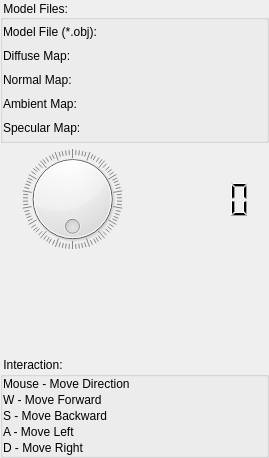
Qt form Interaction/menu.ui (mt0982/QOGL3DModelViewer) before a commit.
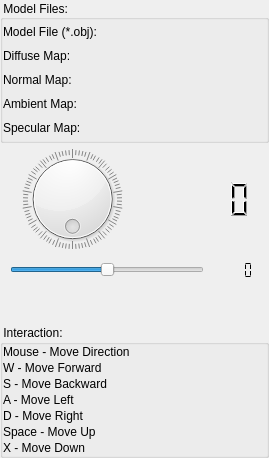
The same form after that commit. Icons and pictures are not drawn.

Commit message: Light Position Slider Added

What changed in the file:
```diff
--- a/Interaction/menu.ui
+++ b/Interaction/menu.ui
@@ -37,7 +37,7 @@
      <property name="spacing">
       <number>0</number>
      </property>
-     <item row="4" column="0" colspan="3">
+     <item row="5" column="0" colspan="2">
       <widget class="QGroupBox" name="groupBox">
        <property name="title">
         <string> Interaction:</string>
@@ -82,6 +82,13 @@
           </property>
          </widget>
         </item>
+        <item row="5" column="0">
+         <widget class="QLabel" name="label_6">
+          <property name="text">
+           <string>Space - Move Up</string>
+          </property>
+         </widget>
+        </item>
         <item row="4" column="0">
          <widget class="QLabel" name="label_4">
           <property name="text">
@@ -96,10 +103,17 @@
           </property>
          </widget>
         </item>
+        <item row="6" column="0">
+         <widget class="QLabel" name="label_7">
+          <property name="text">
+           <string>X - Move Down</string>
+          </property>
+         </widget>
+        </item>
        </layout>
       </widget>
      </item>
-     <item row="0" column="0" colspan="3">
+     <item row="0" column="0" colspan="2">
       <widget class="QGroupBox" name="groupBox_2">
        <property name="title">
         <string> Model Files:</string>
@@ -318,7 +332,7 @@
        </layout>
       </widget>
      </item>
-     <item row="1" column="0" colspan="3">
+     <item row="1" column="0" colspan="2">
       <layout class="QGridLayout" name="gridLayout_7">
        <property name="leftMargin">
         <number>10</number>
@@ -332,6 +346,19 @@
        <property name="bottomMargin">
         <number>6</number>
        </property>
+       <item row="0" column="1">
+        <widget class="QLCDNumber" name="lcdNumber">
+         <property name="frameShape">
+          <enum>QFrame::NoFrame</enum>
+         </property>
+         <property name="frameShadow">
+          <enum>QFrame::Raised</enum>
+         </property>
+         <property name="smallDecimalPoint">
+          <bool>true</bool>
+         </property>
+        </widget>
+       </item>
        <item row="0" column="0">
         <widget class="QDial" name="dial">
          <property name="styleSheet">
@@ -354,19 +381,6 @@
          </property>
         </widget>
        </item>
-       <item row="0" column="1">
-        <widget class="QLCDNumber" name="lcdNumber">
-         <property name="frameShape">
-          <enum>QFrame::NoFrame</enum>
-         </property>
-         <property name="frameShadow">
-          <enum>QFrame::Raised</enum>
-         </property>
-         <property name="smallDecimalPoint">
-          <bool>true</bool>
-         </property>
-        </widget>
-       </item>
       </layout>
      </item>
      <item row="3" column="0">
@@ -382,6 +396,60 @@
        </property>
       </spacer>
      </item>
+     <item row="2" column="0" colspan="2">
+      <layout class="QGridLayout" name="gridLayout_5">
+       <property name="leftMargin">
+        <number>10</number>
+       </property>
+       <property name="rightMargin">
+        <number>10</number>
+       </property>
+       <item row="1" column="0">
+        <widget class="QSlider" name="horizontalSlider">
+         <property name="sizePolicy">
+          <sizepolicy hsizetype="Expanding" vsizetype="Expanding">
+           <horstretch>0</horstretch>
+           <verstretch>0</verstretch>
+          </sizepolicy>
+         </property>
+         <property name="minimum">
+          <number>0</number>
+         </property>
+         <property name="maximum">
+          <number>200</number>
+         </property>
+         <property name="sliderPosition">
+          <number>100</number>
+         </property>
+         <property name="orientation">
+          <enum>Qt::Horizontal</enum>
+         </property>
+        </widget>
+       </item>
+       <item row="1" column="1">
+        <widget class="QLCDNumber" name="lcdNumber_2">
+         <property name="font">
+          <font>
+           <weight>50</weight>
+           <bold>false</bold>
+          </font>
+         </property>
+         <property name="frameShape">
+          <enum>QFrame::NoFrame</enum>
+         </property>
+         <property name="smallDecimalPoint">
+          <bool>true</bool>
+         </property>
+         <property name="digitCount">
+          <number>5</number>
+         </property>
+         <property name="segmentStyle">
+          <enum>QLCDNumber::Flat</enum>
+         </property>
+        </widget>
+       </item>
+      </layout>
+     </item>
     </layout>
    </item>
   </layout>
```
The commit also changes 3 other files.
